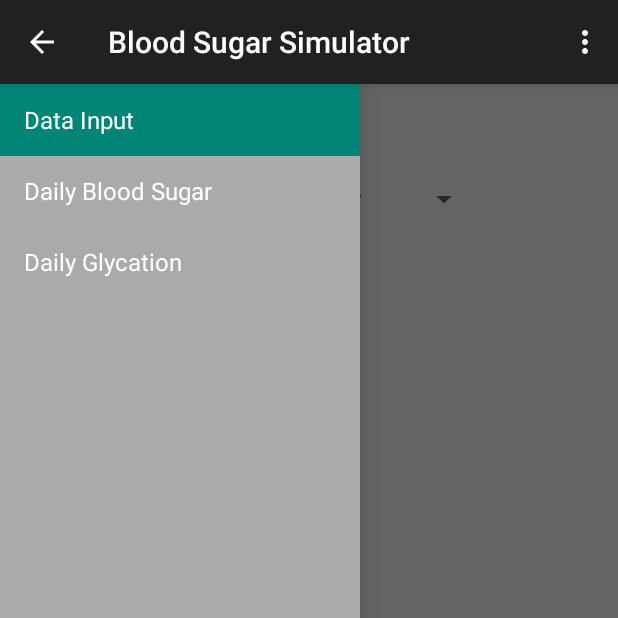
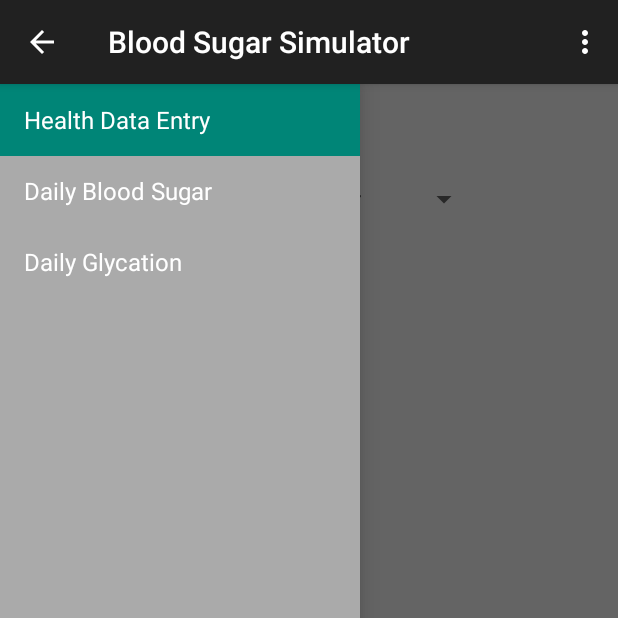
Before and after one commit to lcoh817/BloodSugarSimulator, an Android app: the screen it shows after launch (MainActivity), on a phone screen of 412 x 824 dp, the top half of it. Run offline under Robolectric (Android 15) with nearby library versions, the phone set to English and light mode, and no system bars; 2 statements that could not run were skipped.

Commit message:
Added code to onNavigationDrawerItemSelected() in which replaces the fragment shown in the frame container of the MainActivity. Also added dynamic title changes using an array mFragmentTitles with string array in strings.xml

```diff
--- a/app/src/main/java/com/lancecohen/bloodsugarsimulator/MainActivity.java
+++ b/app/src/main/java/com/lancecohen/bloodsugarsimulator/MainActivity.java
@@ -17,6 +17,7 @@ import android.view.ViewGroup;
 import android.support.v4.widget.DrawerLayout;
 import android.widget.ArrayAdapter;
 import android.widget.TextView;
+import android.text.SpannableString;
 
 
 public class MainActivity extends ActionBarActivity
@@ -32,6 +33,8 @@ public class MainActivity extends ActionBarActivity
      */
     private CharSequence mTitle;
 
+    private String[] mFragmentTitles;
+
     @Override
     protected void onCreate(Bundle savedInstanceState) {
         super.onCreate(savedInstanceState);
@@ -45,17 +48,68 @@ public class MainActivity extends ActionBarActivity
         mNavigationDrawerFragment.setUp(
                 R.id.navigation_drawer,
                 (DrawerLayout) findViewById(R.id.drawer_layout));
+
+
+
+        //String s1 = mFragmentTitles[1];
     }
 
     @Override
     public void onNavigationDrawerItemSelected(int position) {
+
+
         // update the main content by replacing fragments
         FragmentManager fragmentManager = getSupportFragmentManager();
-        fragmentManager.beginTransaction()
-                .replace(R.id.container, PlaceholderFragment.newInstance(position + 1))
-                .commit();
+        switch (position) {
+            case 0:
+                fragmentManager.beginTransaction()
+                    .replace(R.id.container, PlaceholderFragment.newInstance(position + 1))
+                    .commit();
+
+
+                break;
+            case 1:
+                fragmentManager.beginTransaction()
+                        .replace(R.id.container, new BloodSugarFragment())
+                        .addToBackStack("fragBack")
+                        .commit();
+
+
+
+                break;
+            case 2:
+                fragmentManager.beginTransaction()
+                        .replace(R.id.container, new DailyGlycationFragment())
+                        .addToBackStack("fragBack")
+                        .commit();
+
+
+
+        }
+
+        // Get Fragment Titles
+        mFragmentTitles = getResources().getStringArray(R.array.fragments);
+        // Set the title of the action bar
+        setTitle(mFragmentTitles[position]);
     }
 
+    @Override
+    public void setTitle(CharSequence title) {
+        mTitle = title;
+
+        // getSupportActionBar().setTitle(title);
+
+        SpannableString s = new SpannableString(title);
+
+
+        // Update the action bar title with the TypefaceSpan instance
+        ActionBar actionBar = getSupportActionBar();
+        actionBar.setTitle(s);
+
+    }
+
+
+    /*
     public void onSectionAttached(int number) {
         switch (number) {
             case 1:
@@ -68,13 +122,13 @@ public class MainActivity extends ActionBarActivity
                 mTitle = getString(R.string.title_section3);
                 break;
         }
-    }
+    } */
 
     public void restoreActionBar() {
         ActionBar actionBar = getSupportActionBar();
         actionBar.setNavigationMode(ActionBar.NAVIGATION_MODE_STANDARD);
         actionBar.setDisplayShowTitleEnabled(true);
-        actionBar.setTitle(mTitle);
+        //actionBar.setTitle(mTitle);
     }
 
 
@@ -139,12 +193,13 @@ public class MainActivity extends ActionBarActivity
             return rootView;
         }
 
+        /*
         @Override
         public void onAttach(Activity activity) {
             super.onAttach(activity);
             ((MainActivity) activity).onSectionAttached(
                     getArguments().getInt(ARG_SECTION_NUMBER));
-        }
+        } */
     }
 
 }
--- a/app/src/main/res/values/strings.xml
+++ b/app/src/main/res/values/strings.xml
@@ -1,7 +1,7 @@
 <resources>
     <string name="app_name">Blood Sugar Simulator</string>
 
-    <string name="title_section1">Data Input</string>
+    <string name="title_section1">Health Data Entry</string>
     <string name="title_section2">Daily Blood Sugar</string>
     <string name="title_section3">Daily Glycation</string>
 
@@ -12,9 +12,15 @@
 
     <string name="action_settings">Settings</string>
 
-    <string name="bloodSugarFragment">Daily Blood Glucose</string>
+    <string name="bloodSugarFragment">Daily Blood Sugar</string>
 
     <string name="glycationFragment">Daily Glycation</string>
+
+    <string-array name="fragments">
+        <item>Health Data Entry</item>
+        <item>Daily Blood Sugar</item>
+        <item>Daily Glycation</item>
+    </string-array>
 
     <string-array name="FoodList">
         <item>"Banana cake, made with sugar"</item>
@@ -24,4 +30,6 @@
 
 
 
+
+
 </resources>
```
Also changed, not shown: app/src/main/java/com/lancecohen/bloodsugarsimulator/BloodSugarFragment.java (+1 -17 lines), app/src/main/java/com/lancecohen/bloodsugarsimulator/DailyGlycationFragment.java (+1 -18 lines).
